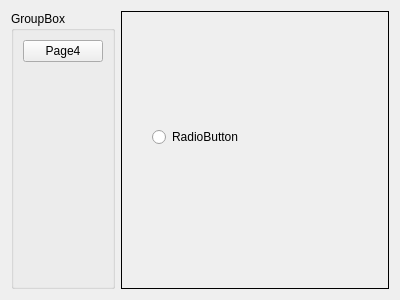
Old version of the form app/pages/UI/PageNav.ui in the repository kvruntime/qtmvvmtoolkit.
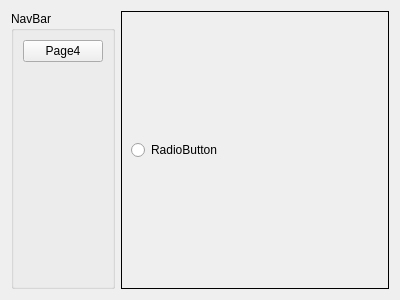
New version of the form. The open tabs and pages were chosen to show the change. Custom widgets are drawn as their Qt base class.

```diff
--- a/app/pages/UI/PageNav.ui
+++ b/app/pages/UI/PageNav.ui
@@ -17,7 +17,7 @@
    <item>
     <widget class="QGroupBox" name="groupBoxNavArea">
      <property name="title">
-      <string>GroupBox</string>
+      <string>NavBar</string>
      </property>
      <layout class="QVBoxLayout" name="verticalLayout">
       <item>
@@ -85,19 +85,15 @@
       </widget>
      </widget>
      <widget class="QWidget" name="page3">
+      <layout class="QHBoxLayout" name="horizontalLayout_4">
+       <item>
       <widget class="QRadioButton" name="radioButton">
-       <property name="geometry">
-        <rect>
-         <x>30</x>
-         <y>115</y>
-         <width>88</width>
-         <height>20</height>
-        </rect>
-       </property>
        <property name="text">
         <string>RadioButton</string>
        </property>
       </widget>
+       </item>
+      </layout>
      </widget>
      <widget class="QWidget" name="page4">
       <layout class="QGridLayout" name="gridLayout">
```
Left out of the diff: 26 changed lines with no effect on the pictures. Lines whose indentation alone changed are shown as unchanged.
